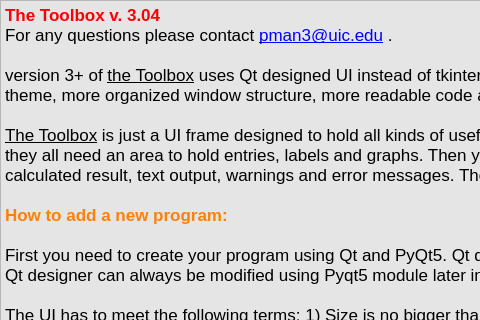
This is help.ui in manpeihong/Toolbox-v3 as Qt 5 draws it before an edit; both pictures show x 0 to 480 and y 0 to 320 of the 1020 by 550 pixel window. The edited form follows.
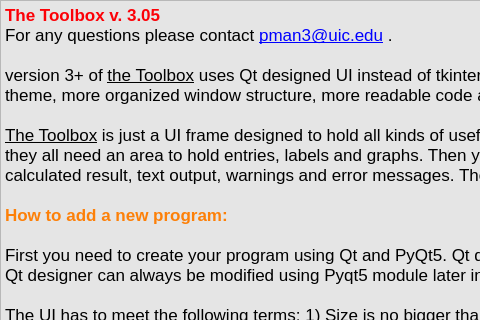
This is the edited form.

```diff
--- a/help.ui
+++ b/help.ui
@@ -103,7 +103,7 @@
 &lt;html&gt;&lt;head&gt;&lt;meta name=&quot;qrichtext&quot; content=&quot;1&quot; /&gt;&lt;style type=&quot;text/css&quot;&gt;
 p, li { white-space: pre-wrap; }
 &lt;/style&gt;&lt;/head&gt;&lt;body style=&quot; font-family:'.SF NS Text'; font-size:13pt; font-weight:400; font-style:normal;&quot;&gt;
-&lt;p style=&quot; margin-top:0px; margin-bottom:0px; margin-left:0px; margin-right:0px; -qt-block-indent:0; text-indent:0px;&quot;&gt;&lt;span style=&quot; font-weight:600; color:#fc0107;&quot;&gt;The Toolbox v. 3.04&lt;/span&gt;&lt;/p&gt;
+&lt;p style=&quot; margin-top:0px; margin-bottom:0px; margin-left:0px; margin-right:0px; -qt-block-indent:0; text-indent:0px;&quot;&gt;&lt;span style=&quot; font-weight:600; color:#fc0107;&quot;&gt;The Toolbox v. 3.05&lt;/span&gt;&lt;/p&gt;
 &lt;p style=&quot; margin-top:0px; margin-bottom:0px; margin-left:0px; margin-right:0px; -qt-block-indent:0; text-indent:0px;&quot;&gt;&lt;span style=&quot; font-family:'Calibri,sans-serif';&quot;&gt;For any questions please contact &lt;/span&gt;&lt;a href=&quot;mailto:pman3@uic.edu&quot;&gt;&lt;span style=&quot; font-family:'Calibri,sans-serif'; text-decoration: underline; color:#0000ff;&quot;&gt;pman3@uic.edu&lt;/span&gt;&lt;/a&gt; .&lt;/p&gt;
 &lt;p style=&quot;-qt-paragraph-type:empty; margin-top:0px; margin-bottom:0px; margin-left:0px; margin-right:0px; -qt-block-indent:0; text-indent:0px;&quot;&gt;&lt;br /&gt;&lt;/p&gt;
 &lt;p style=&quot; margin-top:0px; margin-bottom:0px; margin-left:0px; margin-right:0px; -qt-block-indent:0; text-indent:0px;&quot;&gt;&lt;span style=&quot; font-family:'Calibri,sans-serif';&quot;&gt;version 3+ of &lt;/span&gt;&lt;span style=&quot; font-family:'Calibri,sans-serif'; text-decoration: underline;&quot;&gt;the Toolbox&lt;/span&gt;&lt;span style=&quot; font-family:'Calibri,sans-serif';&quot;&gt; uses Qt designed UI instead of tkinter. This could offer many benefits like more natual OS compatible theme, more organized window structure, more readable code and a lot more potential for future updates. &lt;/span&gt;&lt;/p&gt;
@@ -145,8 +145,13 @@
 &lt;p style=&quot; margin-top:0px; margin-bottom:0px; margin-left:0px; margin-right:0px; -qt-block-indent:0; text-indent:0px;&quot;&gt;&lt;span style=&quot; font-family:'Calibri,sans-serif';&quot;&gt;v. 3.02: Fixed an issue where the tabs in MDI area won't close properly. &lt;/span&gt;&lt;/p&gt;
 &lt;p style=&quot; margin-top:0px; margin-bottom:0px; margin-left:0px; margin-right:0px; -qt-block-indent:0; text-indent:0px;&quot;&gt;&lt;span style=&quot; font-family:'Calibri,sans-serif';&quot;&gt;v. 3.03: Added &amp;quot;Quit&amp;quot; and other window adjustment function to menu bar; &lt;/span&gt;&lt;/p&gt;
 &lt;p style=&quot; margin-top:0px; margin-bottom:0px; margin-left:0px; margin-right:0px; -qt-block-indent:0; text-indent:0px;&quot;&gt;&lt;span style=&quot; font-family:'Calibri,sans-serif';&quot;&gt;             Added Dark theme. pip install qdarkstyle module is required to use dark theme. &lt;/span&gt;&lt;/p&gt;
-&lt;p style=&quot; margin-top:0px; margin-bottom:0px; margin-left:0px; margin-right:0px; -qt-block-indent:0; text-indent:0px;&quot;&gt;&lt;span style=&quot; font-family:'Calibri,sans-serif'; font-weight:600; color:#fd8008;&quot;&gt;v. 3.04&lt;/span&gt;&lt;span style=&quot; font-family:'Calibri,sans-serif';&quot;&gt;: Statusbar coorperates better with changing modules using tabs;&lt;/span&gt;&lt;/p&gt;
-&lt;p style=&quot; margin-top:0px; margin-bottom:0px; margin-left:0px; margin-right:0px; -qt-block-indent:0; text-indent:0px;&quot;&gt;&lt;span style=&quot; font-family:'Calibri,sans-serif';&quot;&gt;             Now the size of log frame is adjustable. It can either hide or adjust to a certain height within very good amount of range. &lt;br /&gt;&lt;br /&gt;Features coming in the future:&lt;br /&gt;         - &amp;quot;Edit&amp;quot; Menu&lt;/span&gt;&lt;/p&gt;
+&lt;p style=&quot; margin-top:0px; margin-bottom:0px; margin-left:0px; margin-right:0px; -qt-block-indent:0; text-indent:0px;&quot;&gt;&lt;span style=&quot; font-family:'Calibri,sans-serif';&quot;&gt;v. 3.04: Statusbar coorperates better with changing modules using tabs;&lt;/span&gt;&lt;/p&gt;
+&lt;p style=&quot; margin-top:0px; margin-bottom:0px; margin-left:0px; margin-right:0px; -qt-block-indent:0; text-indent:0px;&quot;&gt;&lt;span style=&quot; font-family:'Calibri,sans-serif';&quot;&gt;             Now the size of log frame is adjustable. It can either hide or adjust to a certain height within very good amount of range. &lt;/span&gt;&lt;/p&gt;
+&lt;p style=&quot; margin-top:0px; margin-bottom:0px; margin-left:0px; margin-right:0px; -qt-block-indent:0; text-indent:0px;&quot;&gt;&lt;span style=&quot; font-family:'Calibri,sans-serif'; font-weight:600; color:#fd8008;&quot;&gt;v. 3.05&lt;/span&gt;&lt;span style=&quot; font-family:'Calibri,sans-serif';&quot;&gt;: While we are waiting for Ryan's update, here are the small changes:&lt;/span&gt;&lt;/p&gt;
+&lt;p style=&quot; margin-top:0px; margin-bottom:0px; margin-left:0px; margin-right:0px; -qt-block-indent:0; text-indent:0px;&quot;&gt;&lt;span style=&quot; font-family:'Calibri,sans-serif';&quot;&gt;             The color of Matplolib area has changed to match the dark theme. The main reason for that is the black background would hide some lines. &lt;/span&gt;&lt;/p&gt;
+&lt;p style=&quot; margin-top:0px; margin-bottom:0px; margin-left:0px; margin-right:0px; -qt-block-indent:0; text-indent:0px;&quot;&gt;&lt;span style=&quot; font-family:'Calibri,sans-serif';&quot;&gt;             Added an icon in the system tray.  Right now it only has &amp;quot;Exit&amp;quot; function. &lt;/span&gt;&lt;/p&gt;
+&lt;p style=&quot; margin-top:0px; margin-bottom:0px; margin-left:0px; margin-right:0px; -qt-block-indent:0; text-indent:0px;&quot;&gt;&lt;span style=&quot; font-family:'Calibri,sans-serif';&quot;&gt;             Added Edit menu,  but no function is created. &lt;/span&gt;&lt;/p&gt;
+&lt;p style=&quot; margin-top:0px; margin-bottom:0px; margin-left:0px; margin-right:0px; -qt-block-indent:0; text-indent:0px;&quot;&gt;&lt;span style=&quot; font-family:'Calibri,sans-serif';&quot;&gt;             Slight change made to the module menu. &lt;br /&gt;&lt;br /&gt;Features coming in the future:&lt;br /&gt;         - &amp;quot;Edit&amp;quot; Menu&lt;/span&gt;&lt;/p&gt;
 &lt;p style=&quot;-qt-paragraph-type:empty; margin-top:0px; margin-bottom:0px; margin-left:0px; margin-right:0px; -qt-block-indent:0; text-indent:0px; font-family:'Calibri,sans-serif';&quot;&gt;&lt;br /&gt;&lt;/p&gt;
 &lt;p style=&quot; margin-top:0px; margin-bottom:0px; margin-left:0px; margin-right:0px; -qt-block-indent:0; text-indent:0px;&quot;&gt;&lt;span style=&quot; font-family:'Calibri,sans-serif'; font-weight:600;&quot;&gt;Hot keys:&lt;/span&gt;&lt;span style=&quot; font-family:'Calibri,sans-serif';&quot;&gt;&lt;br /&gt;Mac OS:&lt;br /&gt;     1. MCT Calculator:&lt;br /&gt;        &lt;/span&gt;&lt;span style=&quot; font-family:'Cambria Math,serif';&quot;&gt;⏎&lt;/span&gt;&lt;span style=&quot; font-family:'Calibri,sans-serif';&quot;&gt;: Smart Calculate! &lt;br /&gt;        &lt;/span&gt;&lt;span style=&quot; font-family:'Cambria Math,serif';&quot;&gt;⌘&lt;/span&gt;&lt;span style=&quot; font-family:'Calibri,sans-serif';&quot;&gt;+O: Open existing MCT file. &lt;br /&gt;        &lt;/span&gt;&lt;span style=&quot; font-family:'Cambria Math,serif';&quot;&gt;⌘&lt;/span&gt;&lt;span style=&quot; font-family:'Calibri,sans-serif';&quot;&gt;+S: Save MCT composition result to file. &lt;br /&gt;        &lt;/span&gt;&lt;span style=&quot; font-family:'Cambria Math,serif';&quot;&gt;⌘&lt;/span&gt;&lt;span style=&quot; font-family:'Calibri,sans-serif';&quot;&gt;+L: Lock composition x &lt;br /&gt;        &lt;/span&gt;&lt;span style=&quot; font-family:'Cambria Math,serif';&quot;&gt;⌘&lt;/span&gt;&lt;span style=&quot; font-family:'Calibri,sans-serif';&quot;&gt;+U: Unlock composition x &lt;br /&gt;     2. Growth Temp Calculator:&lt;br /&gt;        &lt;/span&gt;&lt;span style=&quot; font-family:'Cambria Math,serif';&quot;&gt;⏎&lt;/span&gt;&lt;span style=&quot; font-family:'Calibri,sans-serif';&quot;&gt;: Calculate &lt;br /&gt;     3. MBE database updater:&lt;br /&gt;        &lt;/span&gt;&lt;span style=&quot; font-family:'Cambria Math,serif';&quot;&gt;⏎&lt;/span&gt;&lt;span style=&quot; font-family:'Calibri,sans-serif';&quot;&gt;: Update &lt;br /&gt;     4. LN2 order generator:&lt;br /&gt;        &lt;/span&gt;&lt;span style=&quot; font-family:'Cambria Math,serif';&quot;&gt;⏎&lt;/span&gt;&lt;span style=&quot; font-family:'Calibri,sans-serif';&quot;&gt;: Generate order &lt;br /&gt;     5. XRD T3SL ata analyzer:&lt;br /&gt;        &lt;/span&gt;&lt;span style=&quot; font-family:'Cambria Math,serif';&quot;&gt;⏎&lt;/span&gt;&lt;span style=&quot; font-family:'Calibri,sans-serif';&quot;&gt;: Calculate &lt;br /&gt;        &lt;/span&gt;&lt;span style=&quot; font-family:'Cambria Math,serif';&quot;&gt;⌘&lt;/span&gt;&lt;span style=&quot; font-family:'Calibri,sans-serif';&quot;&gt;+O: Open from file. &lt;br /&gt;        &lt;/span&gt;&lt;span style=&quot; font-family:'Cambria Math,serif';&quot;&gt;⌘&lt;/span&gt;&lt;span style=&quot; font-family:'Calibri,sans-serif';&quot;&gt;+S: Save to file. &lt;br /&gt;        &lt;/span&gt;&lt;span style=&quot; font-family:'Cambria Math,serif';&quot;&gt;⌘&lt;/span&gt;&lt;span style=&quot; font-family:'Calibri,sans-serif';&quot;&gt;+D: Change XRD.xlsx file path.&lt;br /&gt;     6. Transratio Fitting Tool:&lt;br /&gt;        &lt;/span&gt;&lt;span style=&quot; font-family:'Cambria Math,serif';&quot;&gt;⌘&lt;/span&gt;&lt;span style=&quot; font-family:'Calibri,sans-serif';&quot;&gt;+O: Open from file.&lt;br /&gt;        &lt;/span&gt;&lt;span style=&quot; font-family:'Cambria Math,serif';&quot;&gt;⌘&lt;/span&gt;&lt;span style=&quot; font-family:'Calibri,sans-serif';&quot;&gt;+C: Clear all.&lt;br /&gt;        &lt;/span&gt;&lt;span style=&quot; font-family:'Cambria Math,serif';&quot;&gt;⌘&lt;/span&gt;&lt;span style=&quot; font-family:'Calibri,sans-serif';&quot;&gt;+S: Save result to file. &lt;br /&gt;        &lt;/span&gt;&lt;span style=&quot; font-family:'Cambria Math,serif';&quot;&gt;⌘&lt;/span&gt;&lt;span style=&quot; font-family:'Calibri,sans-serif';&quot;&gt;+G: Show fitting curve.&lt;br /&gt;        &lt;/span&gt;&lt;span style=&quot; font-family:'Cambria Math,serif';&quot;&gt;⌘&lt;/span&gt;&lt;span style=&quot; font-family:'Calibri,sans-serif';&quot;&gt;+F: FIt the curve.&lt;br /&gt;     7. FTIR Data Analyzer:&lt;br /&gt;        See the name of each button.&lt;br /&gt;     8. Grade Analyzer:&lt;br /&gt;        See the name of each button.&lt;br /&gt;     9. Kp method:&lt;br /&gt;        See the name of each button.&lt;br /&gt;&lt;br /&gt;Windows&lt;/span&gt; &lt;/p&gt;
 &lt;p style=&quot; margin-top:0px; margin-bottom:0px; margin-left:0px; margin-right:0px; -qt-block-indent:0; text-indent:0px;&quot;&gt;&lt;span style=&quot; font-family:'Calibri,sans-serif';&quot;&gt;     1. MCT Calculator:&lt;br /&gt;        &lt;/span&gt;&lt;span style=&quot; font-family:'Cambria Math,serif';&quot;&gt;⏎&lt;/span&gt;&lt;span style=&quot; font-family:'Calibri,sans-serif';&quot;&gt;: Smart Calculate! &lt;br /&gt;        Ctrl+O: Open existing MCT file. &lt;br /&gt;        Ctrl+S: Save MCT composition result to file. &lt;br /&gt;        Ctrl+L: Lock composition x &lt;br /&gt;        Ctrl+U: Unlock composition x &lt;br /&gt;     2. Growth Temp Calculator:&lt;br /&gt;        &lt;/span&gt;&lt;span style=&quot; font-family:'Cambria Math,serif';&quot;&gt;⏎&lt;/span&gt;&lt;span style=&quot; font-family:'Calibri,sans-serif';&quot;&gt;: Calculate &lt;br /&gt;     3. MBE database updater:&lt;br /&gt;        &lt;/span&gt;&lt;span style=&quot; font-family:'Cambria Math,serif';&quot;&gt;⏎&lt;/span&gt;&lt;span style=&quot; font-family:'Calibri,sans-serif';&quot;&gt;: Update &lt;br /&gt;     4. LN2 order generator:&lt;br /&gt;        &lt;/span&gt;&lt;span style=&quot; font-family:'Cambria Math,serif';&quot;&gt;⏎&lt;/span&gt;&lt;span style=&quot; font-family:'Calibri,sans-serif';&quot;&gt;: Generate order &lt;br /&gt;     5. XRD T3SL ata analyzer:&lt;br /&gt;        &lt;/span&gt;&lt;span style=&quot; font-family:'Cambria Math,serif';&quot;&gt;⏎&lt;/span&gt;&lt;span style=&quot; font-family:'Calibri,sans-serif';&quot;&gt;: Calculate &lt;br /&gt;        Ctrl+O: Open from file. &lt;br /&gt;        Ctrl+S: Save to file. &lt;br /&gt;        Ctrl+D: Change XRD.xlsx file path.&lt;br /&gt;     6. Transratio Fitting Tool:&lt;br /&gt;        Ctrl+O: Open from file.&lt;br /&gt;        Ctrl+C: Clear all.&lt;br /&gt;        Ctrl+S: Save result to file. &lt;br /&gt;        Ctrl+G: Show fitting curve.&lt;br /&gt;        Ctrl+F: FIt the curve.&lt;br /&gt;     7. FTIR Data Analyzer:&lt;br /&gt;        See the name of each button.&lt;br /&gt;     8. Grade Analyzer:&lt;br /&gt;        See the name of each button.&lt;br /&gt;     9. Kp method:&lt;br /&gt;        See the name of each button.&lt;br /&gt;&lt;/span&gt;&lt;/p&gt;
```
